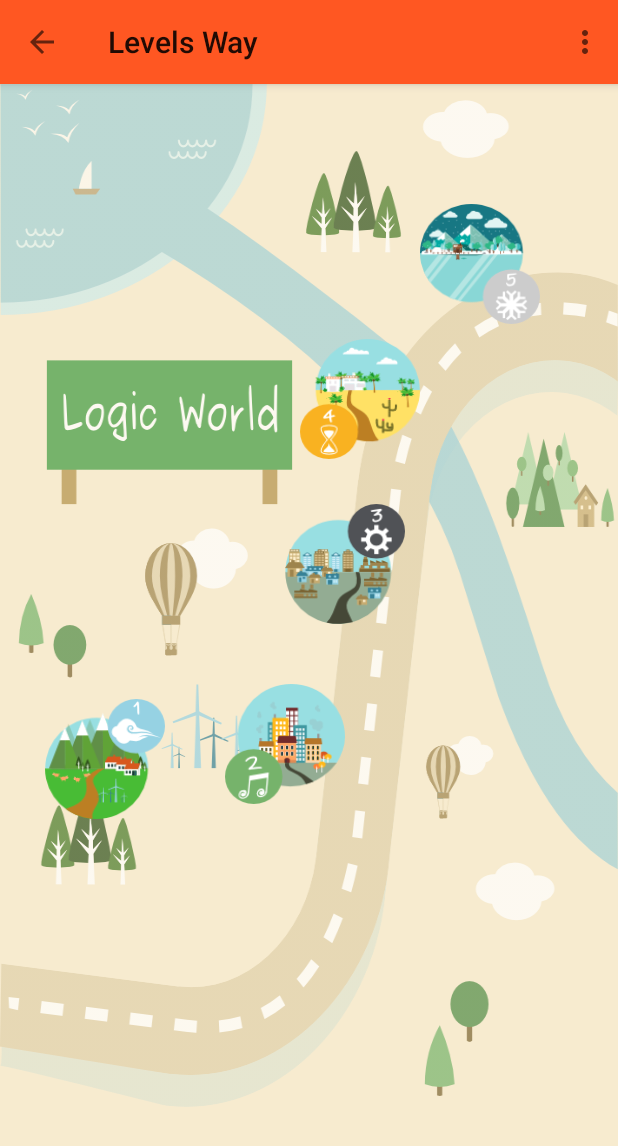
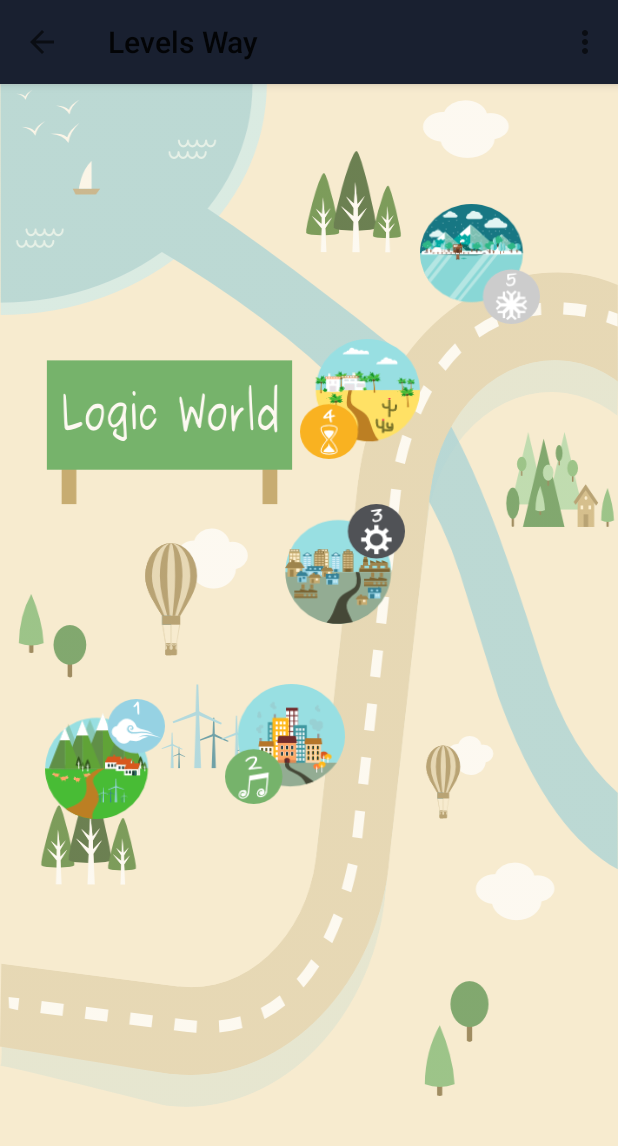
Before and after one commit to KellyCorreia/LogEasyResearch, an Android app: the LevelsActivity screen opened directly, with no data from a screen before it, on a phone screen of 412 x 824 dp. Shown: the top 1146 px of the screen. Run offline under Robolectric (Android 15) with nearby library versions, the phone set to English and light mode, and no system bars; 9 statements that could not run were skipped.

Commit message:
Theme Edition

```diff
--- a/app/src/main/res/layout/activity_levels.xml
+++ b/app/src/main/res/layout/activity_levels.xml
@@ -15,8 +15,9 @@
             android:id="@+id/tool_bar"
             android:layout_width="match_parent"
             android:layout_height="wrap_content"
-            android:background="@color/ColorPrimary"
-            android:elevation="4dp">
+            android:background="@color/Azul"
+            android:elevation="4dp"
+            >
 
         </android.support.v7.widget.Toolbar>
 
--- a/app/src/main/res/values/styles.xml
+++ b/app/src/main/res/values/styles.xml
@@ -3,8 +3,8 @@
     <!-- Base application theme. -->
     <style name="AppTheme" parent="Theme.AppCompat.Light.NoActionBar">
 
-        <item name="colorPrimary">@color/ColorPrimary</item>
-        <item name="colorPrimaryDark">@color/ColorPrimaryDark</item>
+        <item name="colorPrimary">@color/Azul</item>
+        <item name="colorPrimaryDark">@color/Azul</item>
         <!-- Customize your theme here. -->
     </style>
 </resources>
```
Also changed, not shown: app/src/main/res/values/color.xml (+29 -1 lines), 1 other file.
